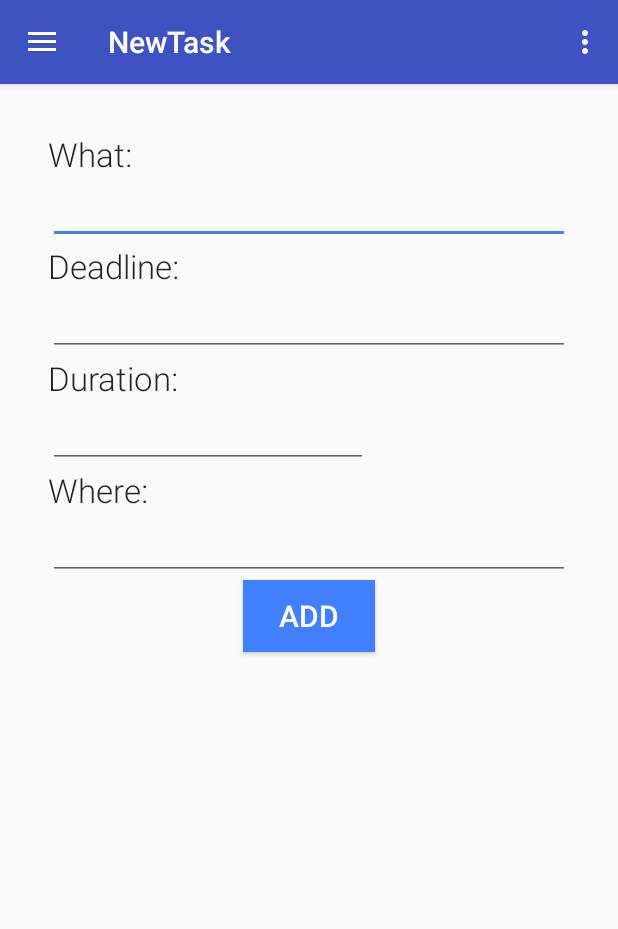
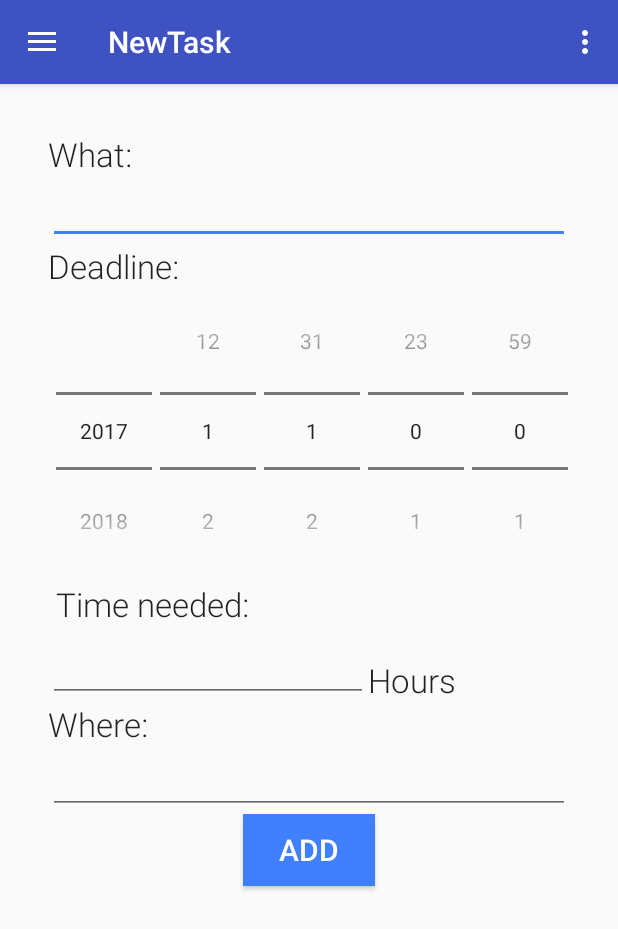
Before and after one commit to RunzeZheng/autoPlanner, an Android app: the NewTask screen opened directly, with no data from a screen before it, on a phone screen of 412 x 824 dp. Shown: the top 929 px of the screen. Run offline under Robolectric (Android 15) with nearby library versions, the phone set to English and light mode, and no system bars.

Commit message:
Runze Zheng

```diff
--- a/app/src/main/java/com/autoplanner/AllTasksView.java
+++ b/app/src/main/java/com/autoplanner/AllTasksView.java
@@ -132,8 +132,8 @@ public class AllTasksView extends AppCompatActivity implements NavigationView.On
             prefsEditor.clear();
             prefsEditor.putString("savedTasks", json);
             prefsEditor.commit();
-
-            super.onBackPressed();
+            this.finish();
+            //super.onBackPressed();
         }
     }
 
--- a/app/src/main/java/com/autoplanner/NewTask.java
+++ b/app/src/main/java/com/autoplanner/NewTask.java
@@ -14,11 +14,14 @@ import android.view.Menu;
 import android.view.MenuItem;
 import android.view.View;
 import android.widget.Button;
+import android.widget.NumberPicker;
 import android.widget.TextView;
+import android.widget.Toast;
 
 import com.google.gson.Gson;
 
 public class NewTask extends AppCompatActivity implements NavigationView.OnNavigationItemSelectedListener {
+    private String deadlineYear = "2017", deadlineMonth = "01", deadlineDay = "01", deadlineHour = "00", deadlineMinute = "00";
 
     @Override
     protected void onCreate(Bundle savedInstanceState) {
@@ -38,19 +41,91 @@ public class NewTask extends AppCompatActivity implements NavigationView.OnNavig
 
         final Button submit = (Button) findViewById(R.id.addButton);
         final TextView what = (TextView) findViewById(R.id.whatText);
-        final TextView deadline = (TextView) findViewById(R.id.deadlineText);
+        //final TextView deadline = (TextView) findViewById(R.id.deadlineText);
         final TextView duration = (TextView) findViewById(R.id.durationText);
         final TextView where = (TextView) findViewById(R.id.whereText);
+
+        NumberPicker yearPicker = (NumberPicker) findViewById(R.id.numberPicker);
+        yearPicker.setMinValue(2017);
+        yearPicker.setMaxValue(2150);
+        yearPicker.setWrapSelectorWheel(false);
+        yearPicker.setOnValueChangedListener(new NumberPicker.OnValueChangeListener() {
+            @Override
+            public void onValueChange(NumberPicker picker, int oldVal, int newVal){
+                deadlineYear = ((Integer) newVal).toString();
+            }
+        });
+
+        NumberPicker monthPicker = (NumberPicker) findViewById(R.id.numberPicker2);
+        monthPicker.setMinValue(1);
+        monthPicker.setMaxValue(12);
+        monthPicker.setWrapSelectorWheel(true);
+        monthPicker.setOnValueChangedListener(new NumberPicker.OnValueChangeListener() {
+            @Override
+            public void onValueChange(NumberPicker picker, int oldVal, int newVal){
+                deadlineMonth = ((Integer) newVal).toString();
+                if (deadlineMonth.length() < 2){
+                    deadlineMonth += "0";
+                }
+            }
+        });
+
+        NumberPicker dayPicker = (NumberPicker) findViewById(R.id.numberPicker3);
+        dayPicker.setMinValue(1);
+        dayPicker.setMaxValue(31);
+        dayPicker.setWrapSelectorWheel(true);
+        dayPicker.setOnValueChangedListener(new NumberPicker.OnValueChangeListener() {
+            @Override
+            public void onValueChange(NumberPicker picker, int oldVal, int newVal){
+                deadlineDay = ((Integer) newVal).toString();
+                if (deadlineDay.length() < 2){
+                    deadlineDay += "0";
+                }
+            }
+        });
+
+        NumberPicker hourPicker = (NumberPicker) findViewById(R.id.numberPicker4);
+        hourPicker.setMinValue(0);
+        hourPicker.setMaxValue(23);
+        hourPicker.setWrapSelectorWheel(true);
+        hourPicker.setOnValueChangedListener(new NumberPicker.OnValueChangeListener() {
+            @Override
+            public void onValueChange(NumberPicker picker, int oldVal, int newVal){
+                deadlineHour = ((Integer) newVal).toString();
+                if (deadlineHour.length() < 2){
+                    deadlineHour += "0";
+                }
+            }
+        });
+
+        NumberPicker minutePicker = (NumberPicker) findViewById(R.id.numberPicker5);
+        minutePicker.setMinValue(0);
+        minutePicker.setMaxValue(59);
+        minutePicker.setWrapSelectorWheel(true);
+        minutePicker.setOnValueChangedListener(new NumberPicker.OnValueChangeListener() {
+            @Override
+            public void onValueChange(NumberPicker picker, int oldVal, int newVal){
+                deadlineMinute = ((Integer) newVal).toString();
+                if (deadlineMinute.length() < 2){
+                    deadlineMinute += "0";
+                }
+            }
+        });
 
         submit.setOnClickListener(new View.OnClickListener() {
             @Override
             public void onClick(View view) {
                 Task t = new Task();
-                t.setWhat(what.getText().toString());
-                t.setDeadline(deadline.getText().toString());
-                t.setDuration(Double.parseDouble(duration.getText().toString()));
-                t.setWhere(where.getText().toString());
-                t.setOrder(-1);
+                try {
+                    t.setWhat(what.getText().toString());
+                    t.setDeadline(deadlineYear + "/" + deadlineMonth + "/" + deadlineDay + " " + deadlineHour + ":" + deadlineMinute);
+                    t.setDuration(Double.parseDouble(duration.getText().toString()));
+                    t.setWhere(where.getText().toString());
+                    t.setOrder(-1);
+                }catch (Exception e){
+                    Toast.makeText(getApplicationContext(), " WTF are you trying to create??? ", Toast.LENGTH_SHORT).show();
+                    System.out.println(e);
+                }
                 Sorter Sorter = new Sorter();
                 if (Sorter.doabilityCheck(t)) {
                     AllTasksView.taskList.add(t);
--- a/app/src/main/res/layout/content_new_task.xml
+++ b/app/src/main/res/layout/content_new_task.xml
@@ -51,23 +51,58 @@
             android:text="Deadline:"
             android:textAppearance="?android:attr/textAppearanceLarge" />
 
-        <EditText
-            android:id="@+id/deadlineText"
-            android:layout_width="match_parent"
+        <NumberPicker
+            android:layout_width="wrap_content"
             android:layout_height="wrap_content"
-            android:layout_alignParentStart="true"
+            android:id="@+id/numberPicker"
+            android:fadingEdge="none"
+            android:fadingEdgeLength="10dip"
+            android:overScrollMode="ifContentScrolls"
+            android:layout_alignParentLeft="false"
+            android:layout_alignLeft="@+id/deadline"
             android:layout_below="@+id/deadline"
-            android:ems="10"
-            android:inputType="textMultiLine" />
+            android:layout_margin="5dp" />
+
+        <NumberPicker
+            android:layout_width="wrap_content"
+            android:layout_height="wrap_content"
+            android:id="@+id/numberPicker2"
+            android:layout_alignBottom="@+id/numberPicker"
+            android:layout_toRightOf="@+id/numberPicker" />
+
+        <NumberPicker
+            android:layout_width="wrap_content"
+            android:layout_height="wrap_content"
+            android:id="@+id/numberPicker3"
+            android:layout_alignBottom="@+id/numberPicker2"
+            android:layout_toRightOf="@+id/numberPicker2"
+            android:layout_marginLeft="5dp" />
+
+        <NumberPicker
+            android:layout_width="wrap_content"
+            android:layout_height="wrap_content"
+            android:id="@+id/numberPicker4"
+            android:layout_alignBottom="@+id/numberPicker3"
+            android:layout_toRightOf="@+id/numberPicker3"
+            android:layout_marginLeft="5dp" />
+
+        <NumberPicker
+            android:layout_width="wrap_content"
+            android:layout_height="wrap_content"
+            android:id="@+id/numberPicker5"
+            android:layout_alignBottom="@+id/numberPicker4"
+            android:layout_toRightOf="@+id/numberPicker4"
+            android:layout_marginLeft="5dp" />
 
         <TextView
-            android:text="Duration: "
+            android:text="Time needed: "
             android:layout_width="wrap_content"
             android:layout_height="wrap_content"
             android:id="@+id/duration"
             android:textAppearance="@android:style/TextAppearance.Material.Large"
             android:fontFamily="sans-serif-light"
-            android:layout_below="@+id/deadlineText" />
+            android:layout_below="@+id/numberPicker"
+            android:layout_margin="5dp"/>
 
         <EditText
             android:layout_width="wrap_content"
@@ -76,6 +111,16 @@
             android:ems="10"
             android:id="@+id/durationText"
             android:layout_below="@+id/duration" />
+
+        <TextView
+            android:text="Hours"
+            android:layout_width="wrap_content"
+            android:layout_height="wrap_content"
+            android:id="@+id/textView6"
+            android:layout_toRightOf="@+id/durationText"
+            android:layout_alignBottom="@+id/durationText"
+            android:textAppearance="@android:style/TextAppearance.Material.Large"
+            android:fontFamily="sans-serif-light" />
 
         <TextView
             android:id="@+id/where"
```
Also changed, not shown: app/src/main/java/com/autoplanner/sorter.java (+46 -18 lines).
